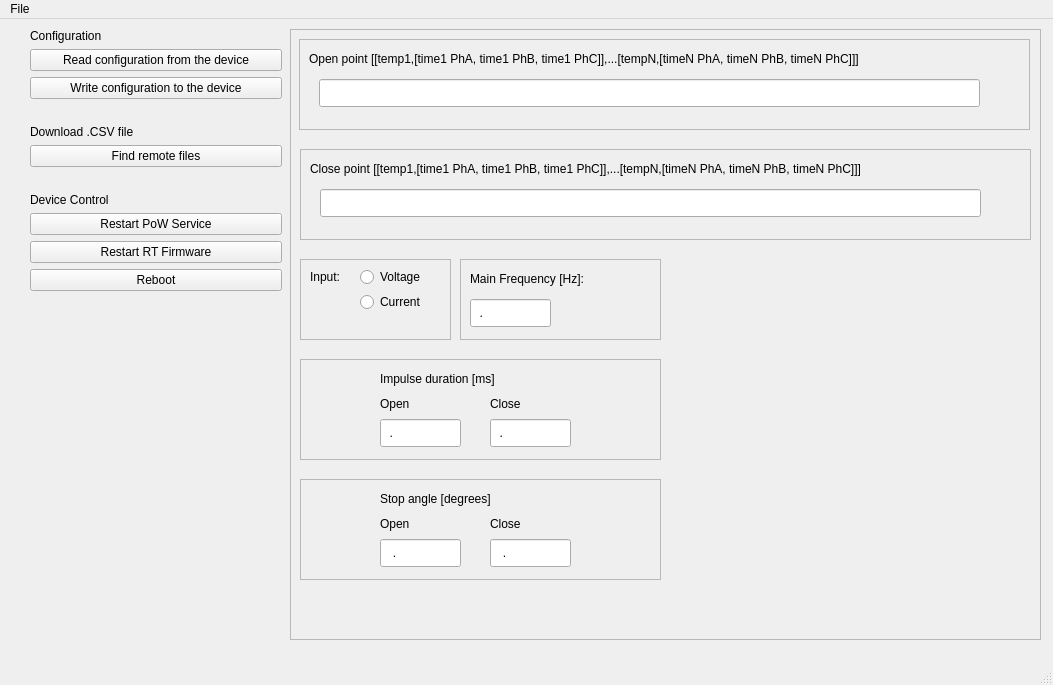
netico-solutions/powphase2, file resources/main_window.ui: the form before one commit.
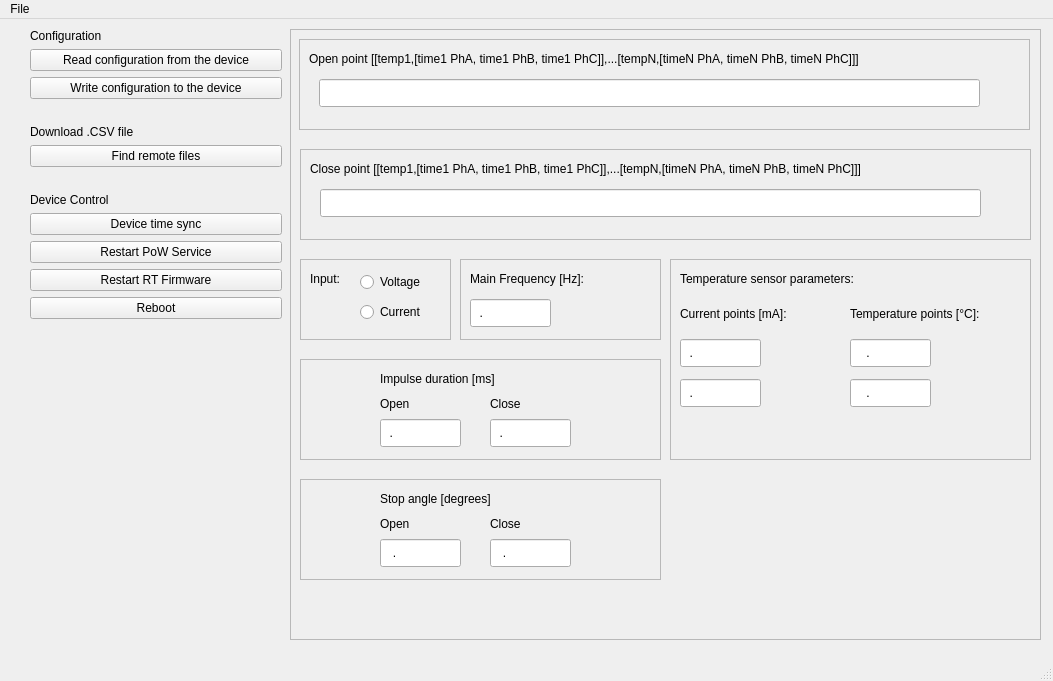
The form after the commit. Icons and pictures are not drawn.

Commit message: upd_time+main_win_btn_func+temp_calib+close_plt+scale_plt

Patch:
```diff
--- a/resources/main_window.ui
+++ b/resources/main_window.ui
@@ -7,7 +7,7 @@
     <x>0</x>
     <y>0</y>
     <width>1053</width>
-    <height>685</height>
+    <height>681</height>
    </rect>
   </property>
   <property name="windowTitle">
@@ -308,25 +308,12 @@
      <property name="frameShadow">
       <enum>QFrame::Raised</enum>
      </property>
-     <widget class="QRadioButton" name="radio_voltage">
-      <property name="geometry">
-       <rect>
-        <x>60</x>
-        <y>5</y>
-        <width>105</width>
-        <height>26</height>
-       </rect>
-      </property>
-      <property name="text">
-       <string>Voltage</string>
-      </property>
-     </widget>
      <widget class="QRadioButton" name="radio_current">
       <property name="geometry">
        <rect>
         <x>60</x>
-        <y>30</y>
-        <width>105</width>
+        <y>40</y>
+        <width>81</width>
         <height>26</height>
        </rect>
       </property>
@@ -338,7 +325,7 @@
       <property name="geometry">
        <rect>
         <x>10</x>
-        <y>8</y>
+        <y>10</y>
         <width>62</width>
         <height>20</height>
        </rect>
@@ -347,6 +334,19 @@
        <string>Input:</string>
       </property>
      </widget>
+     <widget class="QRadioButton" name="radio_voltage">
+      <property name="geometry">
+       <rect>
+        <x>60</x>
+        <y>10</y>
+        <width>81</width>
+        <height>26</height>
+       </rect>
+      </property>
+      <property name="text">
+       <string>Voltage</string>
+      </property>
+     </widget>
     </widget>
     <widget class="QFrame" name="frame_7">
      <property name="geometry">
@@ -393,6 +393,125 @@
       </property>
      </widget>
     </widget>
+    <widget class="QFrame" name="frame_8">
+     <property name="geometry">
+      <rect>
+       <x>380</x>
+       <y>230</y>
+       <width>361</width>
+       <height>201</height>
+      </rect>
+     </property>
+     <property name="frameShape">
+      <enum>QFrame::StyledPanel</enum>
+     </property>
+     <property name="frameShadow">
+      <enum>QFrame::Raised</enum>
+     </property>
+     <widget class="QLabel" name="label_25">
+      <property name="geometry">
+       <rect>
+        <x>10</x>
+        <y>10</y>
+        <width>321</width>
+        <height>20</height>
+       </rect>
+      </property>
+      <property name="text">
+       <string>Temperature sensor parameters:</string>
+      </property>
+     </widget>
+     <widget class="QLabel" name="label_26">
+      <property name="geometry">
+       <rect>
+        <x>10</x>
+        <y>40</y>
+        <width>151</width>
+        <height>30</height>
+       </rect>
+      </property>
+      <property name="text">
+       <string>Current points [mA]:</string>
+      </property>
+     </widget>
+     <widget class="QLabel" name="label_27">
+      <property name="geometry">
+       <rect>
+        <x>180</x>
+        <y>40</y>
+        <width>171</width>
+        <height>30</height>
+       </rect>
+      </property>
+      <property name="text">
+       <string>Temperature points [°C]:</string>
+      </property>
+     </widget>
+     <widget class="QLineEdit" name="text_curr_1">
+      <property name="geometry">
+       <rect>
+        <x>10</x>
+        <y>80</y>
+        <width>81</width>
+        <height>28</height>
+       </rect>
+      </property>
+      <property name="focusPolicy">
+       <enum>Qt::ClickFocus</enum>
+      </property>
+      <property name="inputMask">
+       <string>99.99; </string>
+      </property>
+     </widget>
+     <widget class="QLineEdit" name="text_temp_1">
+      <property name="geometry">
+       <rect>
+        <x>180</x>
+        <y>80</y>
+        <width>81</width>
+        <height>28</height>
+       </rect>
+      </property>
+      <property name="focusPolicy">
+       <enum>Qt::ClickFocus</enum>
+      </property>
+      <property name="inputMask">
+       <string>#999.99; </string>
+      </property>
+     </widget>
+     <widget class="QLineEdit" name="text_temp_2">
+      <property name="geometry">
+       <rect>
+        <x>180</x>
+        <y>120</y>
+        <width>81</width>
+        <height>28</height>
+       </rect>
+      </property>
+      <property name="focusPolicy">
+       <enum>Qt::ClickFocus</enum>
+      </property>
+      <property name="inputMask">
+       <string>#999.99; </string>
+      </property>
+     </widget>
+     <widget class="QLineEdit" name="text_curr_2">
+      <property name="geometry">
+       <rect>
+        <x>10</x>
+        <y>120</y>
+        <width>81</width>
+        <height>28</height>
+       </rect>
+      </property>
+      <property name="focusPolicy">
+       <enum>Qt::ClickFocus</enum>
+      </property>
+      <property name="inputMask">
+       <string>99.99; </string>
+      </property>
+     </widget>
+    </widget>
     <zorder>frame_6</zorder>
     <zorder>frame_4</zorder>
     <zorder>frame_3</zorder>
@@ -406,7 +525,7 @@
       <x>30</x>
       <y>10</y>
       <width>252</width>
-      <height>355</height>
+      <height>392</height>
      </rect>
     </property>
     <layout class="QVBoxLayout" name="verticalLayout_3">
@@ -484,6 +603,13 @@
          </property>
         </widget>
        </item>
+       <item>
+        <widget class="QPushButton" name="push_sync_time">
+         <property name="text">
+          <string>Device time sync</string>
+         </property>
+        </widget>
+       </item>
        <item>
         <widget class="QPushButton" name="push_restart_svc">
          <property name="text">
```
Left out of the diff: 18 changed lines with no effect on the pictures. The commit also changes 5 other files.
